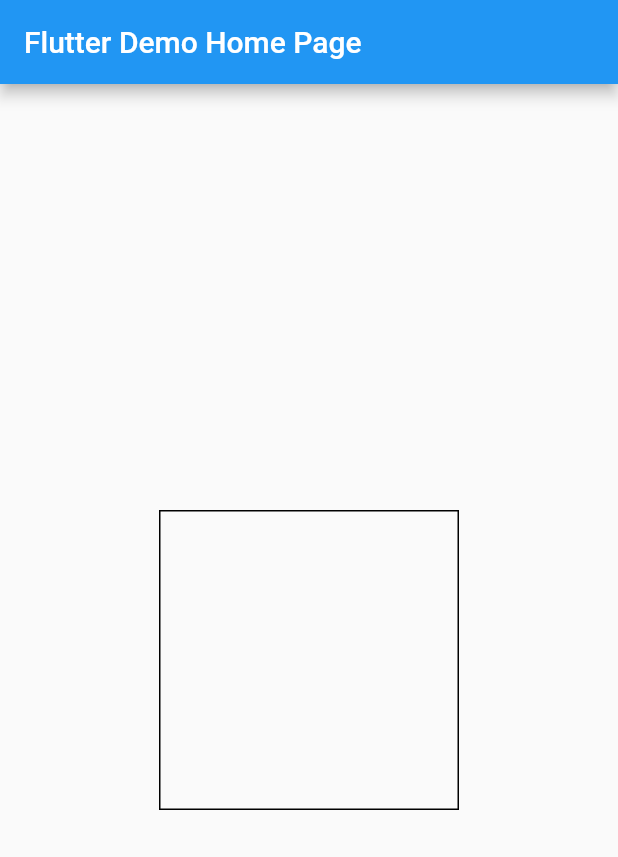
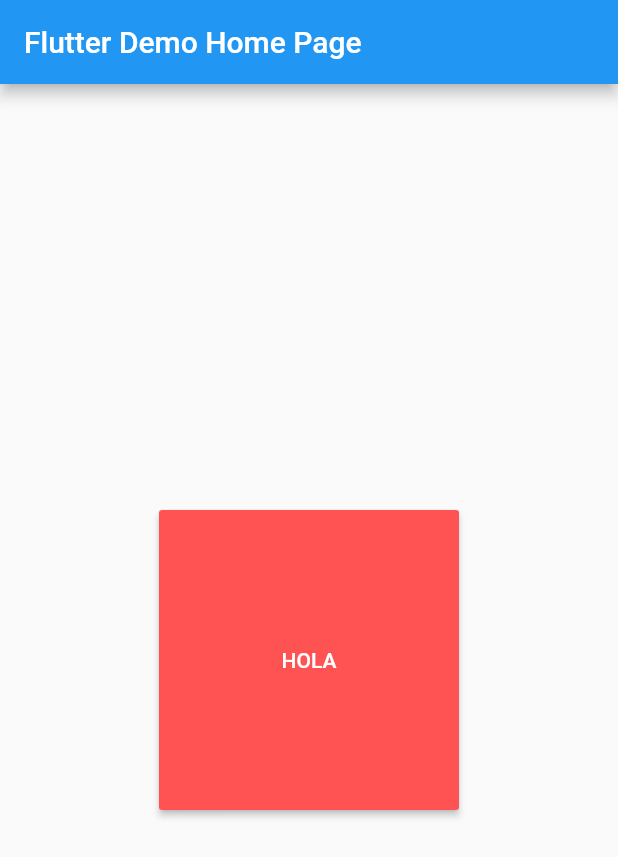
Before and after one commit to kenwhiston/cursoflutterbasico, a Flutter app: the screen it shows after launch, on a phone screen of 412 x 824 dp. Shown: the top 857 px of the screen. Run offline on Flutter 3.47's test engine with Material 2 defaults, Android fonts, the phone set to English and light mode, and no system bars.

Commit message:
ajustes menores

```diff
--- a/lib/Principal.dart
+++ b/lib/Principal.dart
@@ -60,9 +60,18 @@ class _HomePrincipalState extends State<HomePrincipal> {
       body:
         Center(
           child: Container(
-            decoration: BoxDecoration(border: Border.all()),
             height: 200.0,
             width: 200.0,
+            child: RaisedButton(
+              onPressed: () {
+                Scaffold.of(context).showSnackBar(SnackBar(
+                  content: Text("HELLO!"),
+                ));
+              },
+              child: Text("HOLA"),
+              color: Colors.redAccent,
+              textColor: Colors.white,
+            ),
           ),
         ), // This trailing comma makes auto-formatting nicer for build methods.
     );
```
